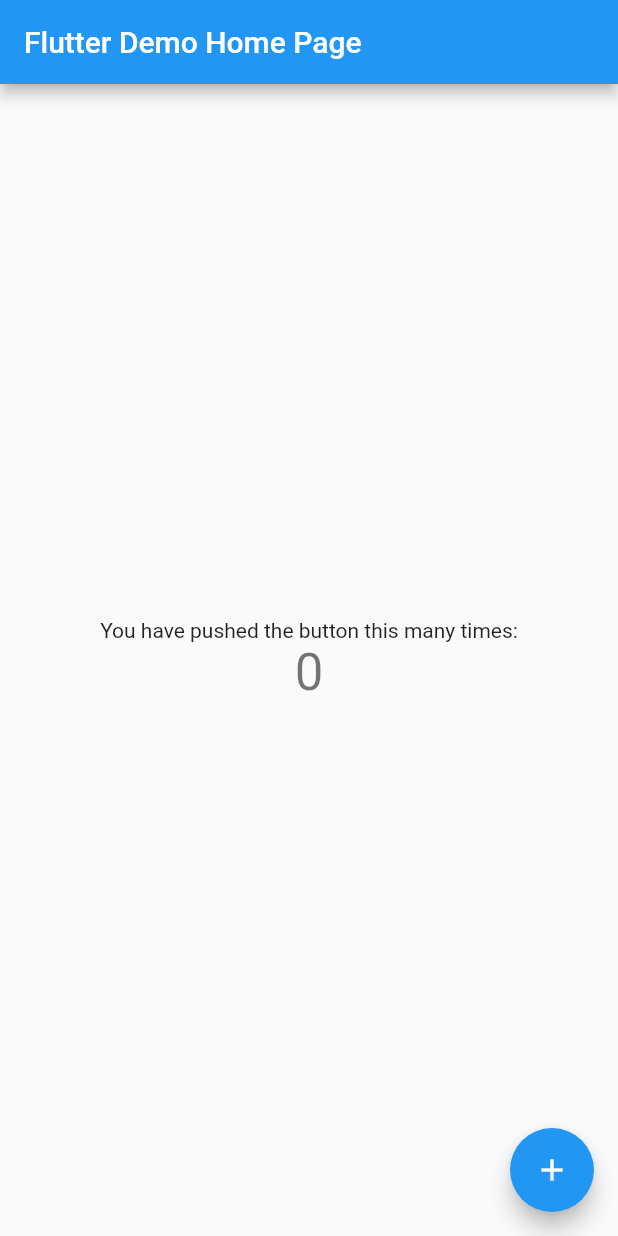
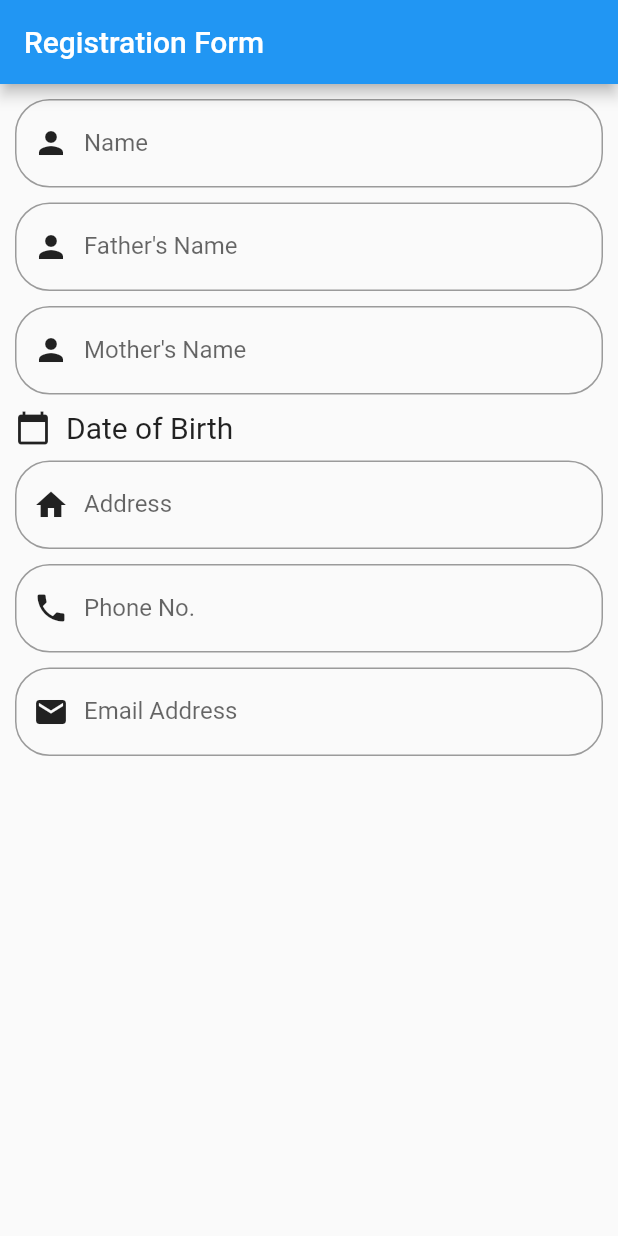
Before and after one commit to SRJ2910/AppClass, a Flutter app: the screen it shows after launch, on a phone screen of 412 x 824 dp. Run offline on Flutter 3.47's test engine with Material 2 defaults, Android fonts, the phone set to English and light mode, and no system bars; our stand-ins replace flutter_datetime_picker.

Commit message:
registration form yet to complete :')

```diff
--- /dev/null
+++ b/appclass/lib/Registration_Form.dart
@@ -0,0 +1,121 @@
+// ignore_for_file: file_names
+
+import 'package:appclass/Resources/Form%20Resource/inputbox.dart';
+import 'package:flutter/material.dart';
+import 'package:flutter/services.dart';
+import 'package:flutter_datetime_picker/flutter_datetime_picker.dart';
+
+class Rform extends StatefulWidget {
+  const Rform({Key? key}) : super(key: key);
+
+  @override
+  State<Rform> createState() => _RformState();
+}
+
+class _RformState extends State<Rform> {
+  TextEditingController TextControl = TextEditingController();
+  late String dob;
+  @override
+  void initState() {
+    dob = "Date of Birth";
+    super.initState();
+  }
+
+  @override
+  Widget build(BuildContext context) {
+    print(TextControl.text);
+    return Scaffold(
+      appBar: AppBar(
+        title: Text("Registration Form"),
+      ),
+      body: SingleChildScrollView(
+        child: Padding(
+          padding: const EdgeInsets.all(10.0),
+          child: Column(
+            mainAxisAlignment: MainAxisAlignment.center,
+            // crossAxisAlignment: CrossAxisAlignment.stretch,
+            children: [
+              InputB(
+                Heading: 'Name',
+                InputControl: TextControl,
+                icon: Icon(Icons.person),
+              ),
+              SizedBox(height: 10),
+              InputB(
+                Heading: "Father's Name",
+                InputControl: TextControl,
+                icon: Icon(Icons.person),
+              ),
+              SizedBox(height: 10),
+              InputB(
+                Heading: "Mother's Name",
+                InputControl: TextControl,
+                icon: Icon(Icons.person),
+              ),
+              SizedBox(height: 10),
+              InkWell(
+                  onTap: () {
+                    DatePicker.showDatePicker(context,
+                        showTitleActions: true,
+                        // minTime: DateTime(2018, 3, 5),
+                        maxTime: DateTime.now(), onChanged: (date) {
+                      // print('change $date');
+                      setState(() {
+                        dob = date.day.toString() +
+                            '/' +
+                            date.month.toString() +
+                            '/' +
+                            date.year.toString();
+                      });
+                    }, onConfirm: (date) {
+                      // print('confirm $date');
+                      setState(() {
+                        dob = date.day.toString() +
+                            '/' +
+                            date.month.toString() +
+                            '/' +
+                            date.year.toString();
+                      });
+                    }, onCancel: () {
+                      setState(() {
+                        dob = "Date of Birth";
+                      });
+                    }, currentTime: DateTime.now(), locale: LocaleType.en);
+                  },
+                  child: Row(
+                    children: [
+                      Icon(Icons.calendar_today),
+                      SizedBox(
+                        width: 10,
+                      ),
+                      Text(
+                        dob,
+                        style: TextStyle(fontSize: 20),
+                      ),
+                    ],
+                  )),
+              SizedBox(height: 10),
+              InputB(
+                Heading: "Address",
+                InputControl: TextControl,
+                icon: Icon(Icons.home),
+              ),
+              SizedBox(height: 10),
+              InputB(
+                Heading: "Phone No.",
+                InputControl: TextControl,
+                icon: Icon(Icons.phone),
+              ),
+              SizedBox(height: 10),
+              InputB(
+                Heading: "Email Address",
+                InputControl: TextControl,
+                icon: Icon(Icons.email),
+              ),
+            ],
+          ),
+        ),
+      ),
+    );
+  }
+}
--- /dev/null
+++ b/appclass/lib/Resources/Form Resource/inputbox.dart
@@ -0,0 +1,32 @@
+import 'package:flutter/material.dart';
+
+class InputB extends StatelessWidget {
+  final String Heading;
+  final TextEditingController InputControl;
+  final Icon icon;
+
+  InputB(
+      {required this.Heading, required this.InputControl, required this.icon});
+
+  @override
+  Widget build(BuildContext context) {
+    return Container(
+      child: TextField(
+          textCapitalization: TextCapitalization.sentences,
+          decoration: InputDecoration(
+              label: Row(
+                children: [
+                  icon,
+                  SizedBox(
+                    width: 10,
+                  ),
+                  Text(Heading)
+                ],
+              ),
+              focusedBorder: OutlineInputBorder(
+                  borderRadius: BorderRadius.all(Radius.circular(23))),
+              border: OutlineInputBorder(
+                  borderRadius: BorderRadius.all(Radius.circular(23))))),
+    );
+  }
+}
--- a/appclass/lib/main.dart
+++ b/appclass/lib/main.dart
@@ -1,3 +1,4 @@
+import 'package:appclass/Registration_Form.dart';
 import 'package:flutter/material.dart';
 
 void main() {
@@ -7,109 +8,14 @@
 class MyApp extends StatelessWidget {
   const MyApp({Key? key}) : super(key: key);
 
-  // This widget is the root of your application.
   @override
   Widget build(BuildContext context) {
     return MaterialApp(
       title: 'Flutter Demo',
       theme: ThemeData(
-        // This is the theme of your application.
-        //
-        // Try running your application with "flutter run". You'll see the
-        // application has a blue toolbar. Then, without quitting the app, try
-        // changing the primarySwatch below to Colors.green and then invoke
-        // "hot reload" (press "r" in the console where you ran "flutter run",
-        // or simply save your changes to "hot reload" in a Flutter IDE).
-        // Notice that the counter didn't reset back to zero; the application
-        // is not restarted.
         primarySwatch: Colors.blue,
       ),
-      home: const MyHomePage(title: 'Flutter Demo Home Page'),
+      home: Rform(),
     );
   }
 }
-
-class MyHomePage extends StatefulWidget {
-  const MyHomePage({Key? key, required this.title}) : super(key: key);
-
-  // This widget is the home page of your application. It is stateful, meaning
-  // that it has a State object (defined below) that contains fields that affect
-  // how it looks.
-
-  // This class is the configuration for the state. It holds the values (in this
-  // case the title) provided by the parent (in this case the App widget) and
-  // used by the build method of the State. Fields in a Widget subclass are
-  // always marked "final".
-
-  final String title;
-
-  @override
-  State<MyHomePage> createState() => _MyHomePageState();
-}
-
-class _MyHomePageState extends State<MyHomePage> {
-  int _counter = 0;
-
-  void _incrementCounter() {
-    setState(() {
-      // This call to setState tells the Flutter framework that something has
-      // changed in this State, which causes it to rerun the build method below
-      // so that the display can reflect the updated values. If we changed
-      // _counter without calling setState(), then the build method would not be
-      // called again, and so nothing would appear to happen.
-      _counter++;
-    });
-  }
-
-  @override
-  Widget build(BuildContext context) {
-    // This method is rerun every time setState is called, for instance as done
-    // by the _incrementCounter method above.
-    //
-    // The Flutter framework has been optimized to make rerunning build methods
-    // fast, so that you can just rebuild anything that needs updating rather
-    // than having to individually change instances of widgets.
-    return Scaffold(
-      appBar: AppBar(
-        // Here we take the value from the MyHomePage object that was created by
-        // the App.build method, and use it to set our appbar title.
-        title: Text(widget.title),
-      ),
-      body: Center(
-        // Center is a layout widget. It takes a single child and positions it
-        // in the middle of the parent.
-        child: Column(
-          // Column is also a layout widget. It takes a list of children and
-          // arranges them vertically. By default, it sizes itself to fit its
-          // children horizontally, and tries to be as tall as its parent.
-          //
-          // Invoke "debug painting" (press "p" in the console, choose the
-          // "Toggle Debug Paint" action from the Flutter Inspector in Android
-          // Studio, or the "Toggle Debug Paint" command in Visual Studio Code)
-          // to see the wireframe for each widget.
-          //
-          // Column has various properties to control how it sizes itself and
-          // how it positions its children. Here we use mainAxisAlignment to
-          // center the children vertically; the main axis here is the vertical
-          // axis because Columns are vertical (the cross axis would be
-          // horizontal).
-          mainAxisAlignment: MainAxisAlignment.center,
-          children: <Widget>[
-            const Text(
-              'You have pushed the button this many times:',
-            ),
-            Text(
-              '$_counter',
-              style: Theme.of(context).textTheme.headline4,
-            ),
-          ],
-        ),
-      ),
-      floatingActionButton: FloatingActionButton(
-        onPressed: _incrementCounter,
-        tooltip: 'Increment',
-        child: const Icon(Icons.add),
-      ), // This trailing comma makes auto-formatting nicer for build methods.
-    );
-  }
-}
--- a/appclass/pubspec.yaml
+++ b/appclass/pubspec.yaml
@@ -34,6 +34,9 @@
   # The following adds the Cupertino Icons font to your application.
   # Use with the CupertinoIcons class for iOS style icons.
   cupertino_icons: ^1.0.2
+  flutter_form_builder: ^7.1.1
+  # dropdown_search: ^2.0.1
+  flutter_datetime_picker: ^1.5.1
 
 dev_dependencies:
   flutter_test:
```
Also changed, not shown: appclass/lib/Resources/Form Resource/personalinputbox.dart (added), appclass/pubspec.lock.
